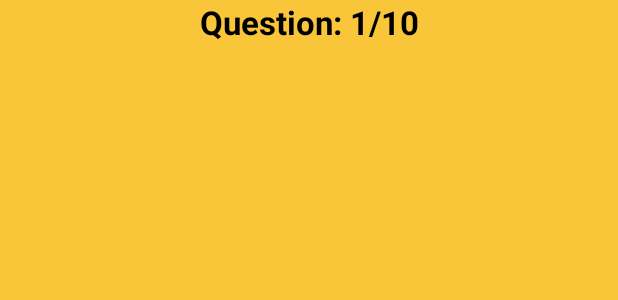
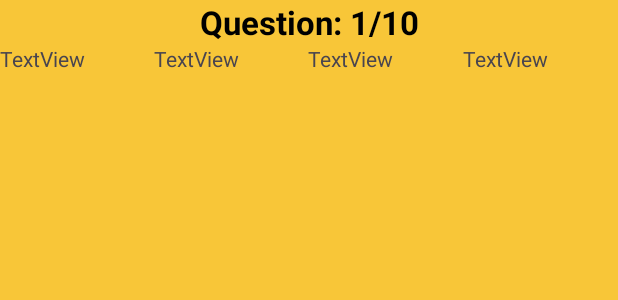
Before and after one commit to Ornella-Gigante/QuizCraft, an Android app: the layout activity_main.xml on its own in the app's theme, with its tools: preview values and no code run, on a phone screen of 412 x 824 dp. Shown: the top 300 px of the screen. Run offline under Robolectric (Android 15) with nearby library versions, the phone set to English and light mode, and no system bars.

Commit message:
feat: Add total questions TextView, background color, and answer options layout to activity_main.xml

```diff
--- a/app/src/main/res/layout/activity_main.xml
+++ b/app/src/main/res/layout/activity_main.xml
@@ -21,6 +21,39 @@
 
         />
 
+    <LinearLayout
+        android:layout_width="match_parent"
+        android:layout_height="match_parent"
+        android:orientation="horizontal">
+
+        <TextView
+            android:id="@+id/textView"
+            android:layout_width="wrap_content"
+            android:layout_height="wrap_content"
+            android:layout_weight="1"
+            android:text="TextView" />
+
+        <TextView
+            android:id="@+id/textView2"
+            android:layout_width="wrap_content"
+            android:layout_height="wrap_content"
+            android:layout_weight="1"
+            android:text="TextView" />
+
+        <TextView
+            android:id="@+id/textView3"
+            android:layout_width="wrap_content"
+            android:layout_height="wrap_content"
+            android:layout_weight="1"
+            android:text="TextView" />
+
+        <TextView
+            android:id="@+id/textView4"
+            android:layout_width="wrap_content"
+            android:layout_height="wrap_content"
+            android:layout_weight="1"
+            android:text="TextView" />
+    </LinearLayout>
 
 
 </LinearLayout>
```
